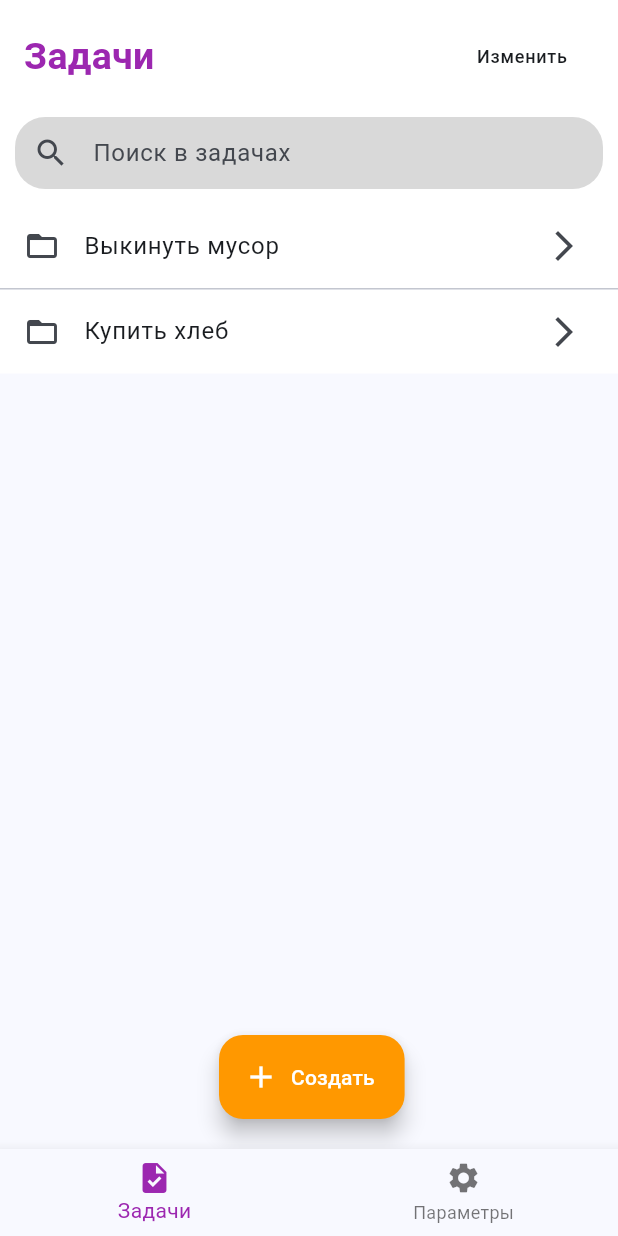
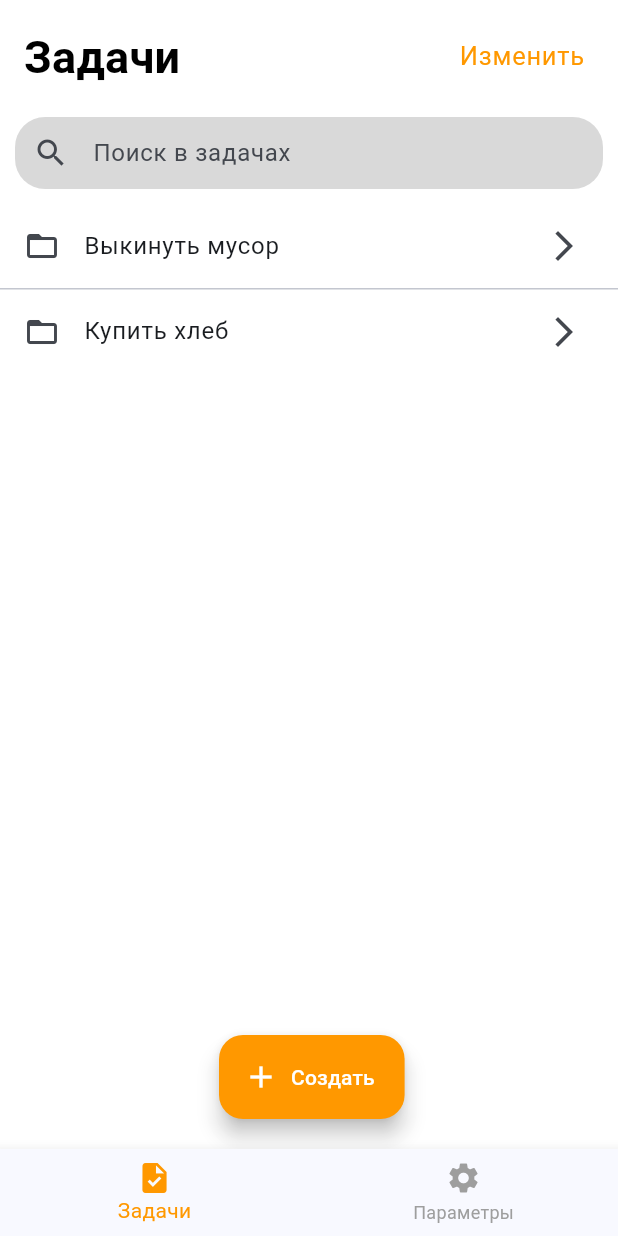
Before and after one commit to THE-STANLEY/finish_app, a Flutter app: the screen it shows after launch, on a phone screen of 412 x 824 dp. Run offline on Flutter 3.47's test engine with Material 3 defaults, Android fonts, the phone set to English and light mode, and no system bars.

Commit message:
update theme

```diff
--- a/lib/ui/theme/theme.dart
+++ b/lib/ui/theme/theme.dart
@@ -5,17 +5,21 @@ var themeData = ThemeData(
     seedColor: const Color.fromARGB(255, 8, 84, 146),
   ),
   useMaterial3: true,
+  scaffoldBackgroundColor: Colors.white70,
   textTheme: const TextTheme(
       titleLarge: TextStyle(
         fontSize: 25,
         fontWeight: FontWeight.bold,
-        color: Colors.purple,
+        color: Colors.orange,
         fontFamily: 'MainStyle',
       ),
       titleMedium: TextStyle(
-          color: Colors.purple, fontSize: 25, fontWeight: FontWeight.bold)),
+          color: Colors.black, fontSize: 30, fontWeight: FontWeight.bold),
+      labelMedium: TextStyle(
+          color: Colors.orange, fontSize: 17, fontWeight: FontWeight.normal)),
   bottomNavigationBarTheme: const BottomNavigationBarThemeData(
-    selectedItemColor: Colors.purple,
+    selectedItemColor: Colors.orange,
+    unselectedItemColor: Colors.grey,
   ),
   dividerColor: Colors.white24,
 );
```
